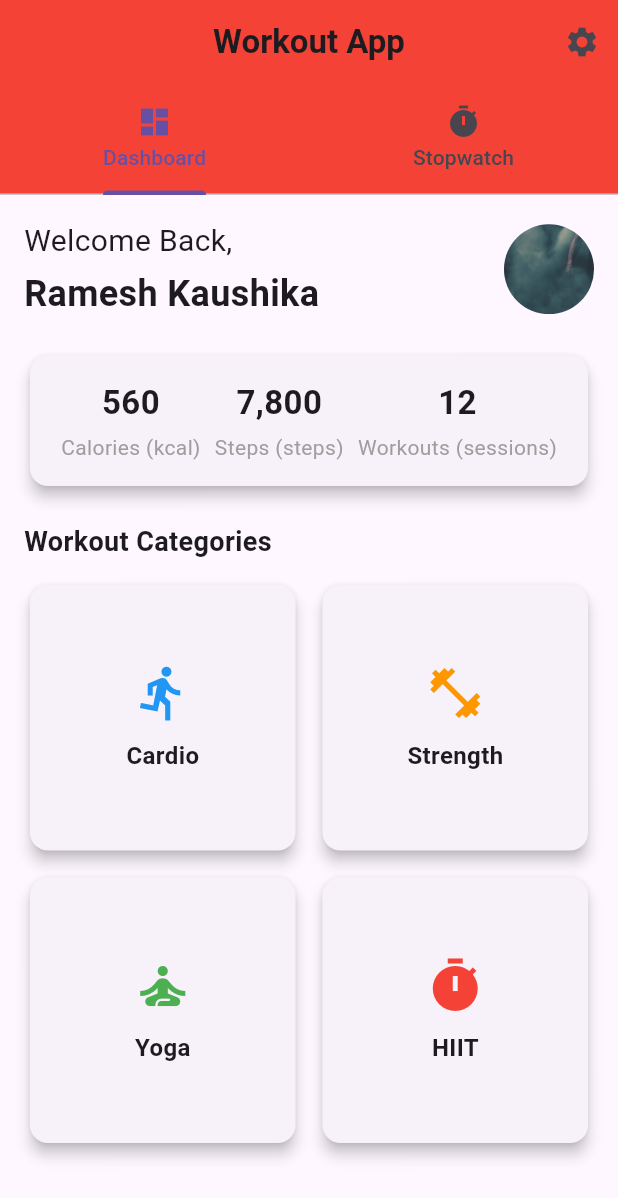
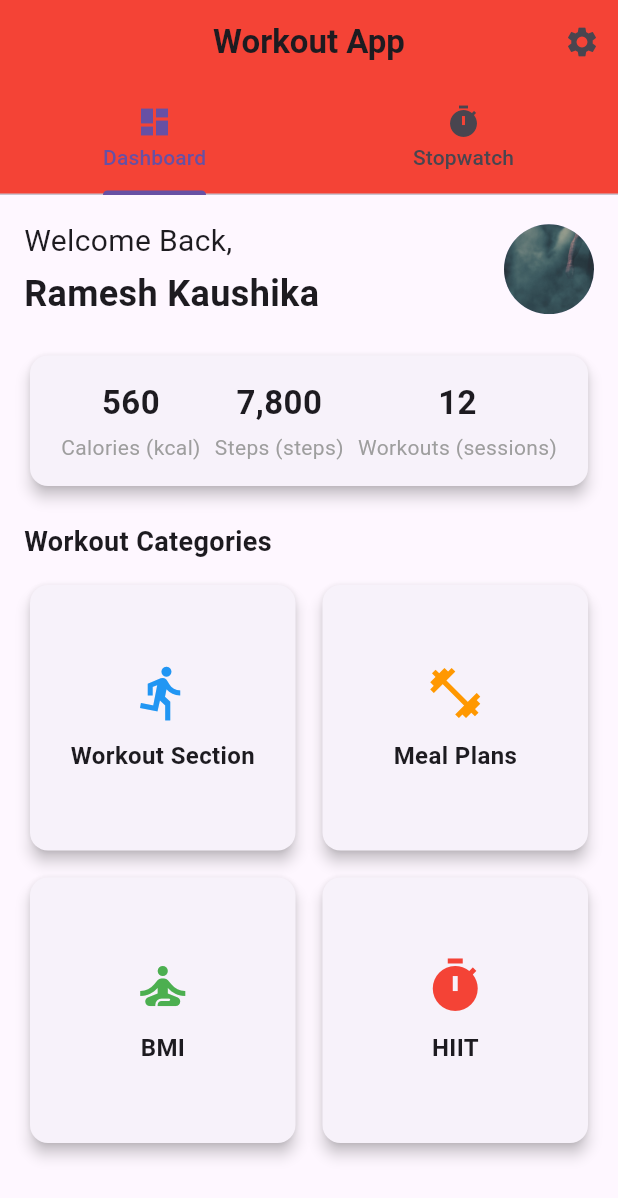
Before and after one commit to Ramesh-Kaushika/flutter_finalproject_workoutApp, a Flutter app: the screen it shows after launch, on a phone screen of 412 x 824 dp. Shown: the top 1198 px of the screen. Run offline on Flutter 3.47's test engine with Material 3 defaults, Android fonts, the phone set to English and light mode, and no system bars; our stand-ins replace video_player.

Commit message:
bmi done

```diff
--- a/lib/main.dart
+++ b/lib/main.dart
@@ -1,5 +1,7 @@
 import 'package:flutter/material.dart';
 import 'dart:async';
+
+import 'package:workout_app/bmi.dart';
 
 void main() {
   runApp(const WorkoutApp());
@@ -145,10 +147,21 @@ class _WorkoutDashboardState extends State<WorkoutDashboard>
             mainAxisSpacing: 10,
             physics: const NeverScrollableScrollPhysics(),
             children: [
-              _buildCategoryCard("Cardio", Icons.directions_run, Colors.blue, () {}),
+              _buildCategoryCard("Workout Section", Icons.directions_run, Colors.blue, () {}),
               _buildCategoryCard(
-                  "Strength", Icons.fitness_center, Colors.orange, () {}),
-              _buildCategoryCard("Yoga", Icons.self_improvement, Colors.green, () {}),
+                  "Meal Plans", Icons.fitness_center, Colors.orange, () {}),
+              _buildCategoryCard(
+  "BMI",
+  Icons.self_improvement,
+  Colors.green,
+  () {
+    Navigator.push(
+      context,
+      MaterialPageRoute(builder: (context) => const BMICalculatorPage()),
+    );
+  },
+),
+
              _buildCategoryCard(
       "HIIT",
       Icons.timer,
@@ -183,8 +196,7 @@ class _WorkoutDashboardState extends State<WorkoutDashboard>
     );
   }
 
-  Widget _buildCategoryCard(
-      String title, IconData icon, Color color, VoidCallback onTap) {
+ Widget _buildCategoryCard(String title, IconData icon, Color color, VoidCallback onTap) {
   return GestureDetector(
     onTap: onTap,
     child: Card(
@@ -204,6 +216,7 @@ class _WorkoutDashboardState extends State<WorkoutDashboard>
     ),
   );
 }
+
 }
 
 class StopwatchTab extends StatefulWidget {
```
Lines whose indentation alone changed are shown as unchanged.
